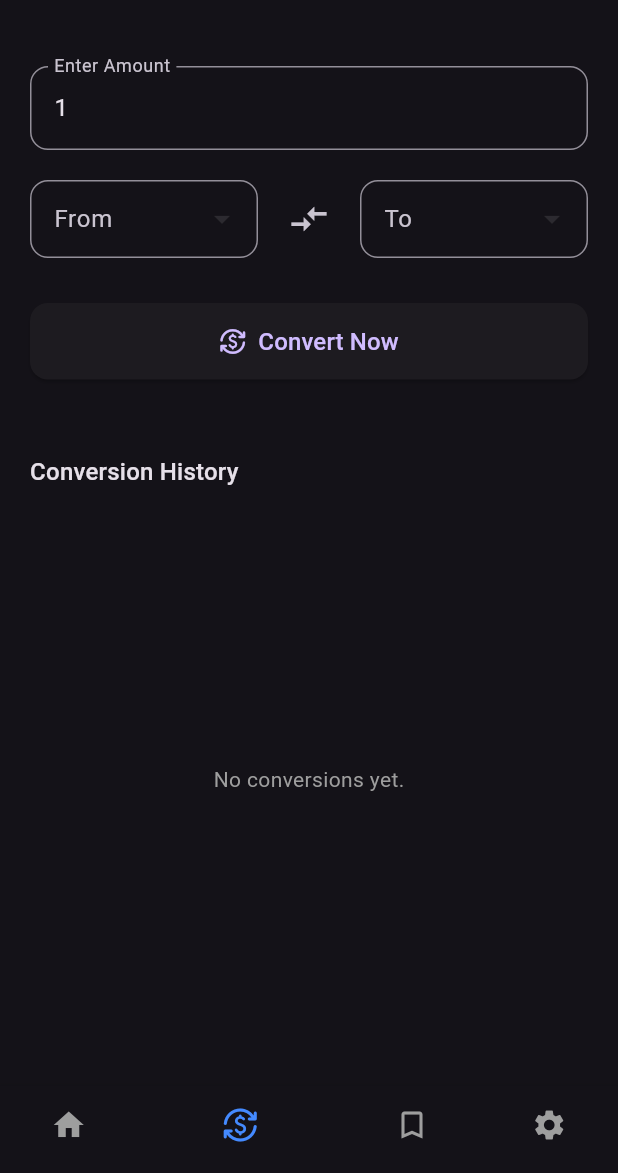
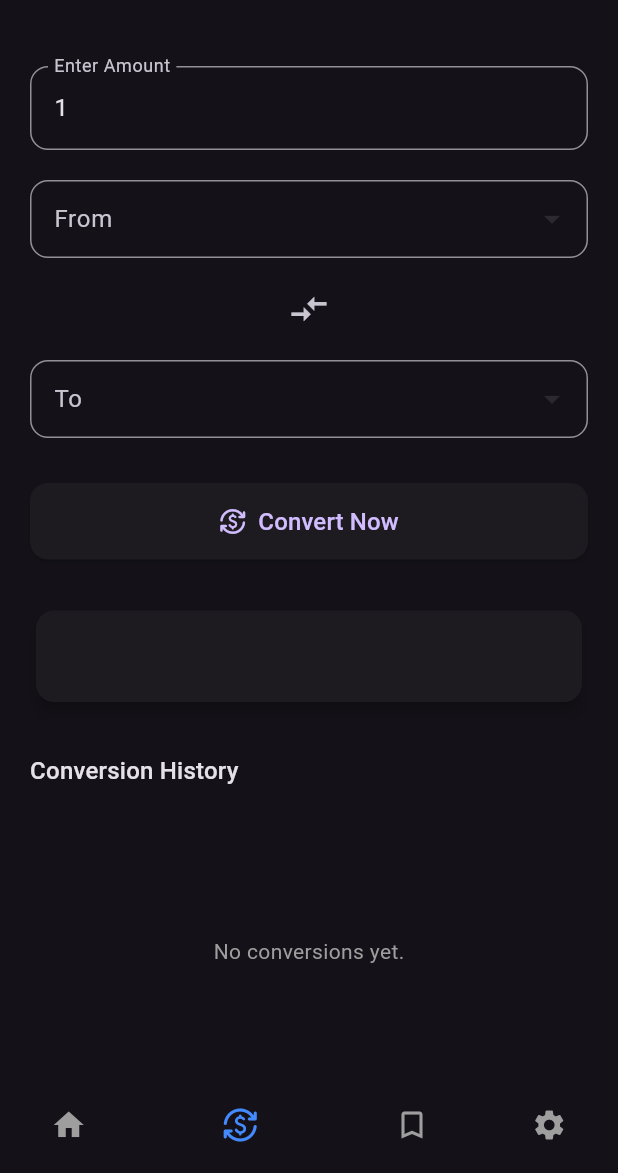
Before and after one commit to Khurram-Devs/CurrencyConverterApp, a Flutter app: the screen it shows after launch, item 2 of the bottom bar chosen, after a tap on the "compare arrows" icon, on a phone screen of 412 x 824 dp, the part 63-1236 px from its top. Run offline on Flutter 3.47's test engine with Material 3 defaults, Android fonts, the phone set to English and light mode, and no system bars; our stand-ins replace firebase_core, fl_chart; accounts and stored records are empty; network calls fail.

Commit message:
Added Conversion History, Exchange Rate History, Improved UI

```diff
--- a/lib/screen/currency_converter_screen.dart
+++ b/lib/screen/currency_converter_screen.dart
@@ -1,17 +1,24 @@
 import 'dart:convert';
 import 'package:flutter/material.dart';
 import 'package:http/http.dart' as http;
+import '../widget/trend_chart_widget.dart';
+import '../widget/conversion_history_widget.dart';
 
 class CurrencyConverterScreen extends StatefulWidget {
   const CurrencyConverterScreen({super.key});
 
   @override
-  State<CurrencyConverterScreen> createState() => _CurrencyConverterScreenState();
+  State<CurrencyConverterScreen> createState() =>
+      _CurrencyConverterScreenState();
 }
 
 class _CurrencyConverterScreenState extends State<CurrencyConverterScreen> {
-  final TextEditingController _amountController = TextEditingController(text: "1");
+  final TextEditingController _amountController = TextEditingController(
+    text: "1",
+  );
 
+  String? _defaultConversionResult;
+  bool _hasUserConverted = false;
   Map<String, String> _currencyMap = {};
   List<String> _currencyCodes = [];
   String? _fromCurrency;
@@ -25,24 +32,48 @@ class _CurrencyConverterScreenState extends State<CurrencyConverterScreen> {
   @override
   void initState() {
     super.initState();
-    _fetchSupportedCurrencies();
+    _fetchSupportedCurrencies().then((_) => _fetchDefaultConversion());
+  }
+
+  Future<void> _fetchDefaultConversion() async {
+    try {
+      final response = await http.get(
+        Uri.parse(
+          "https://api.frankfurter.app/latest?amount=1&from=USD&to=EUR",
+        ),
+      );
+
+      if (response.statusCode == 200) {
+        final data = json.decode(response.body);
+        final rate = (data["rates"]["EUR"] as num).toDouble();
+        setState(() {
+          _defaultConversionResult = "1 USD = ${rate.toStringAsFixed(2)} EUR";
+        });
+      }
+    } catch (e) {
+      debugPrint("Default conversion fetch error: $e");
+    }
   }
 
   Future<void> _fetchSupportedCurrencies() async {
     setState(() => _isLoading = true);
 
     try {
-      final response = await http.get(Uri.parse("https://api.frankfurter.app/currencies"));
+      final response = await http.get(
+        Uri.parse("https://api.frankfurter.app/currencies"),
+      );
       if (response.statusCode == 200) {
         final Map<String, dynamic> jsonData = json.decode(response.body);
-        final Map<String, String> parsedMap = jsonData.map((key, value) => MapEntry(key, value.toString()));
+        final Map<String, String> parsedMap = jsonData.map(
+          (key, value) => MapEntry(key, value.toString()),
+        );
         setState(() {
           _currencyMap = parsedMap;
           _currencyCodes = parsedMap.keys.toList()..sort();
           _fromCurrency = 'USD';
-          _toCurrency = _currencyCodes.contains('EUR') ? 'EUR' : _currencyCodes.first;
+          _toCurrency =
+              _currencyCodes.contains('EUR') ? 'EUR' : _currencyCodes.first;
         });
-        await _convertCurrency(); // ✅ Trigger default conversion
       }
     } catch (e) {
       debugPrint("Error fetching currencies: $e");
@@ -59,12 +90,12 @@ class _CurrencyConverterScreenState extends State<CurrencyConverterScreen> {
 
     setState(() {
       _isLoading = true;
-      _conversionResult = null;
+      _hasUserConverted = true;
     });
 
     try {
       final uri = Uri.parse(
-        "https://api.frankfurter.dev/latest?amount=$amount&base=$_fromCurrency&symbols=$_toCurrency"
+        "https://api.frankfurter.app/latest?amount=$amount&from=$_fromCurrency&to=$_toCurrency",
       );
 
       final response = await http.get(uri);
@@ -72,7 +103,8 @@ class _CurrencyConverterScreenState extends State<CurrencyConverterScreen> {
       if (response.statusCode == 200) {
         final data = json.decode(response.body);
         final rate = (data["rates"][_toCurrency] as num).toDouble();
-        final result = "$amount $_fromCurrency = ${rate.toStringAsFixed(2)} $_toCurrency";
+        final result =
+            "$amount $_fromCurrency = ${rate.toStringAsFixed(2)} $_toCurrency";
 
         setState(() {
           _convertedRate = rate / amount;
@@ -97,38 +129,47 @@ class _CurrencyConverterScreenState extends State<CurrencyConverterScreen> {
       final temp = _fromCurrency;
       _fromCurrency = _toCurrency;
       _toCurrency = temp;
-      _conversionResult = null;
-      _convertedRate = null;
     });
   }
 
   @override
   Widget build(BuildContext context) {
     return Scaffold(
-      body: Padding(
+      body: SingleChildScrollView(
+        child:
+            _isLoading && _currencyMap.isEmpty
+                ? const Center(child: CircularProgressIndicator())
+                : Padding(
                   padding: const EdgeInsets.all(20),
-        child: _isLoading && _currencyMap.isEmpty
-            ? const Center(child: CircularProgressIndicator())
-            : Column(
+                  child: Column(
                     crossAxisAlignment: CrossAxisAlignment.start,
                     children: [
                       const SizedBox(height: 10),
                       TextField(
                         controller: _amountController,
-                    keyboardType: const TextInputType.numberWithOptions(decimal: true),
+                        keyboardType: const TextInputType.numberWithOptions(
+                          decimal: true,
+                        ),
                         decoration: InputDecoration(
                           labelText: "Enter Amount",
-                      border: OutlineInputBorder(borderRadius: BorderRadius.circular(12)),
+                          border: OutlineInputBorder(
+                            borderRadius: BorderRadius.circular(12),
+                          ),
                         ),
                       ),
                       const SizedBox(height: 20),
-                  Row(
+                      LayoutBuilder(
+  builder: (context, constraints) {
+    final isWide = constraints.maxWidth > 500;
+    if (isWide) {
+      return Row(
         children: [
           Expanded(
             child: _buildCurrencyDropdown(
               label: "From",
               selected: _fromCurrency,
-                          onChanged: (val) => setState(() => _fromCurrency = val),
+              onChanged: (val) =>
+                  setState(() => _fromCurrency = val),
             ),
           ),
           const SizedBox(width: 10),
@@ -141,75 +182,107 @@ class _CurrencyConverterScreenState extends State<CurrencyConverterScreen> {
             child: _buildCurrencyDropdown(
               label: "To",
               selected: _toCurrency,
-                          onChanged: (val) => setState(() => _toCurrency = val),
+              onChanged: (val) =>
+                  setState(() => _toCurrency = val),
             ),
           ),
         ],
+      );
+    } else {
+      return Column(
+        children: [
+          _buildCurrencyDropdown(
+            label: "From",
+            selected: _fromCurrency,
+            onChanged: (val) =>
+                setState(() => _fromCurrency = val),
           ),
+          const SizedBox(height: 10),
+          IconButton(
+            icon: const Icon(Icons.compare_arrows, size: 28),
+            onPressed: _swapCurrencies,
+          ),
+          const SizedBox(height: 10),
+          _buildCurrencyDropdown(
+            label: "To",
+            selected: _toCurrency,
+            onChanged: (val) =>
+                setState(() => _toCurrency = val),
+          ),
+        ],
+      );
+    }
+  },
+),
+
                       const SizedBox(height: 30),
                       SizedBox(
                         width: double.infinity,
                         child: ElevatedButton.icon(
                           onPressed: _isLoading ? null : _convertCurrency,
                           icon: const Icon(Icons.currency_exchange_rounded),
-                      label: const Text("Convert Now", style: TextStyle(fontSize: 16)),
+                          label: const Text(
+                            "Convert Now",
+                            style: TextStyle(fontSize: 16),
+                          ),
                           style: ElevatedButton.styleFrom(
                             padding: const EdgeInsets.symmetric(vertical: 14),
-                        shape: RoundedRectangleBorder(borderRadius: BorderRadius.circular(12)),
+                            shape: RoundedRectangleBorder(
+                              borderRadius: BorderRadius.circular(12),
+                            ),
                           ),
                         ),
                       ),
                       const SizedBox(height: 30),
 
-                  // ✅ CONVERSION DISPLAY (no animation, full width, centered)
-                  if (_conversionResult != null)
                       Card(
                         elevation: 4,
-                      shape: RoundedRectangleBorder(borderRadius: BorderRadius.circular(12)),
+                        shape: RoundedRectangleBorder(
+                          borderRadius: BorderRadius.circular(12),
+                        ),
                         child: Container(
                           width: double.infinity,
                           padding: const EdgeInsets.all(16),
                           child: Column(
                             crossAxisAlignment: CrossAxisAlignment.center,
                             children: [
-                            Text(_conversionResult!,
+                              Text(
+                                _conversionResult ??
+                                    (_hasUserConverted
+                                        ? ''
+                                        : (_defaultConversionResult ?? '')),
                                 textAlign: TextAlign.center,
-                                style: const TextStyle(fontSize: 20, fontWeight: FontWeight.w600)),
-                            if (_convertedRate != null)
-                              Text(
-                                "1 $_fromCurrency = ${_convertedRate!.toStringAsFixed(4)} $_toCurrency",
-                                style: const TextStyle(fontSize: 14, color: Colors.grey),
+                                style: const TextStyle(
+                                  fontSize: 20,
+                                  fontWeight: FontWeight.w600,
+                                ),
                               ),
                             ],
                           ),
                         ),
                       ),
 
+                      const SizedBox(height: 10),
+
+                      if (_fromCurrency != null && _toCurrency != null)
+                        CurrencyRateChart(
+                          from: _fromCurrency!,
+                          to: _toCurrency!,
+                        ),
+
                       const SizedBox(height: 20),
+                      Text(
+                        "Conversion History",
+                        style: Theme.of(context).textTheme.titleMedium,
+                      ),
+                      const SizedBox(height: 8),
 
-                  // ✅ BEAUTIFIED HISTORY
-                  Text("Conversion History", style: Theme.of(context).textTheme.titleMedium),
-                  const SizedBox(height: 8),
-                  Expanded(
-                    child: _conversionHistory.isEmpty
-                        ? const Center(child: Text("No conversions yet.", style: TextStyle(color: Colors.grey)))
-                        : ListView.separated(
-                            itemCount: _conversionHistory.length,
-                            separatorBuilder: (_, __) => const SizedBox(height: 8),
-                            itemBuilder: (context, index) {
-                              return Card(
-                                elevation: 2,
-                                shape: RoundedRectangleBorder(borderRadius: BorderRadius.circular(10)),
-                                child: ListTile(
-                                  leading: const Icon(Icons.history, color: Colors.indigo),
-                                  title: Text(_conversionHistory[index],
-                                      style: const TextStyle(fontWeight: FontWeight.w500)),
-                                ),
-                              );
-                            },
-                          ),
+                      // Replace Expanded + ListView here with ConversionHistoryWidget
+                      ConversionHistoryWidget(
+                        conversionHistory: _conversionHistory,
                       ),
                     ],
+                  ),
                 ),
       ),
     );
@@ -222,17 +295,26 @@ class _CurrencyConverterScreenState extends State<CurrencyConverterScreen> {
   }) {
     return DropdownButtonFormField<String>(
       value: selected,
-      items: _currencyCodes
-          .map((code) => DropdownMenuItem(
+      items:
+          _currencyCodes
+              .map(
+                (code) => DropdownMenuItem(
                   value: code,
-                child: Text("$code | ${_currencyMap[code]}", style: const TextStyle(fontSize: 16)),
-              ))
+                  child: Text(
+                    "$code | ${_currencyMap[code]}",
+                    style: const TextStyle(fontSize: 16),
+                  ),
+                ),
+              )
               .toList(),
       onChanged: onChanged,
       decoration: InputDecoration(
         labelText: label,
         border: OutlineInputBorder(borderRadius: BorderRadius.circular(12)),
-        contentPadding: const EdgeInsets.symmetric(horizontal: 12, vertical: 14),
+        contentPadding: const EdgeInsets.symmetric(
+          horizontal: 12,
+          vertical: 14,
+        ),
       ),
     );
   }
--- /dev/null
+++ b/lib/widget/conversion_history_widget.dart
@@ -0,0 +1,36 @@
+import 'package:flutter/material.dart';
+
+class ConversionHistoryWidget extends StatelessWidget {
+  final List<String> conversionHistory;
+
+  const ConversionHistoryWidget({Key? key, required this.conversionHistory}) : super(key: key);
+
+  @override
+  Widget build(BuildContext context) {
+    return SizedBox(
+      height: 200,
+      child: conversionHistory.isEmpty
+          ? const Center(
+              child: Text(
+                "No conversions yet.",
+                style: TextStyle(color: Colors.grey),
+              ),
+            )
+          : ListView.separated(
+              itemCount: conversionHistory.length,
+              separatorBuilder: (_, __) => const SizedBox(height: 8),
+              itemBuilder: (context, index) {
+                return Card(
+                  elevation: 2,
+                  shape: RoundedRectangleBorder(borderRadius: BorderRadius.circular(10)),
+                  child: ListTile(
+                    leading: const Icon(Icons.history, color: Colors.indigo),
+                    title: Text(conversionHistory[index],
+                        style: const TextStyle(fontWeight: FontWeight.w500)),
+                  ),
+                );
+              },
+            ),
+    );
+  }
+}
--- a/pubspec.yaml
+++ b/pubspec.yaml
@@ -38,6 +38,7 @@ dependencies:
   firebase_core: ^3.13.0
   cloud_firestore: ^5.6.7
   intl: ^0.20.2
+  fl_chart: ^0.65.0
 
 dev_dependencies:
   flutter_test:
```
Also changed, not shown: lib/widget/trend_chart_widget.dart (added, +201 -0 lines), pubspec.lock. Lines whose indentation alone changed are shown as unchanged.
